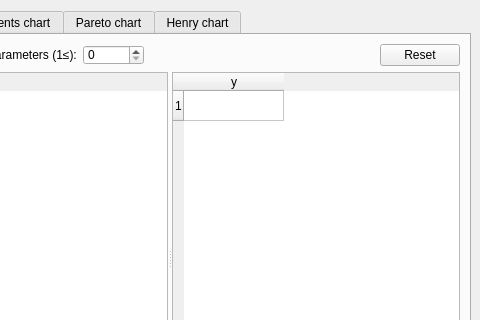
This is src/doe.ui in 2010019970909/design_of_experiments as Qt 5 draws it before an edit; both pictures show x 141 to 621 and y 0 to 320 of the 621 by 602 pixel window. The edited form follows.
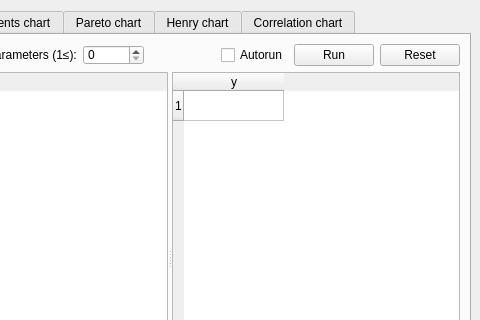
This is the edited form. Custom widgets are drawn as their Qt base class.

Commit message: Update report, add a new layout.

What changed in the file:
```diff
--- a/src/doe.ui
+++ b/src/doe.ui
@@ -98,6 +98,20 @@
             </property>
            </spacer>
           </item>
+          <item>
+           <widget class="QCheckBox" name="autorun_checkBox">
+            <property name="text">
+             <string>Autorun</string>
+            </property>
+           </widget>
+          </item>
+          <item>
+           <widget class="QPushButton" name="run_pushButton">
+            <property name="text">
+             <string>Run</string>
+            </property>
+           </widget>
+          </item>
           <item>
            <widget class="QPushButton" name="pushButton">
             <property name="text">
@@ -200,6 +214,16 @@
         </item>
        </layout>
       </widget>
+      <widget class="QWidget" name="tab5">
+       <attribute name="title">
+        <string>Correlation chart</string>
+       </attribute>
+       <layout class="QVBoxLayout" name="verticalLayout_4">
+        <item>
+         <widget class="MPL_WIDGET" name="correlation_fig" native="true"/>
+        </item>
+       </layout>
+      </widget>
      </widget>
     </item>
     <item>
```
The commit also changes 1 other file.
